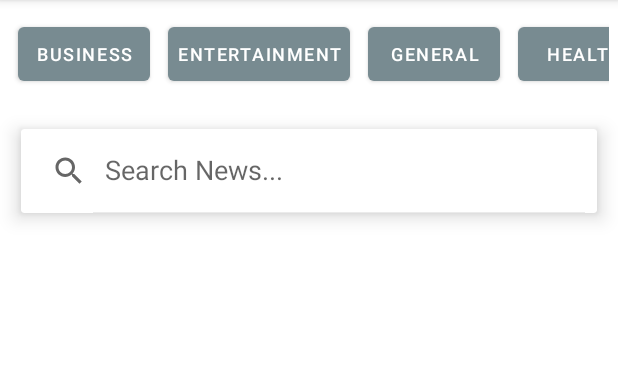
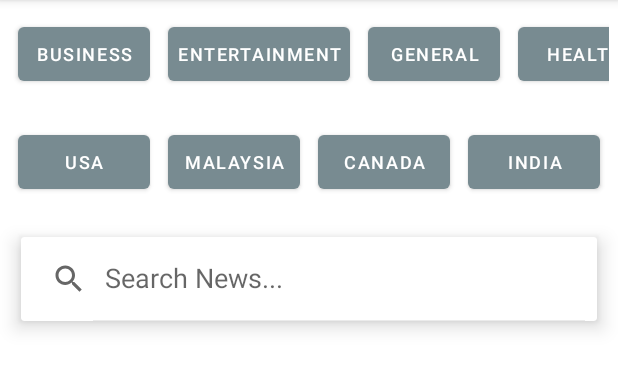
Before and after one commit to sandeeda/AndroidProjectNewsApp, an Android app: the screen it shows after launch (MainActivity), after a tap on "BUSINESS", on a phone screen of 412 x 824 dp, the part 84-475 px from its top. Run offline under Robolectric (Android 15) with nearby library versions, the light colour scheme and no system bars; 1 statement that could not run was skipped.

Commit message:
country filter added

```diff
--- a/app/src/main/java/org/n01472825/newsapplication/MainActivity.java
+++ b/app/src/main/java/org/n01472825/newsapplication/MainActivity.java
@@ -16,6 +16,8 @@ import android.widget.Toast;
 import org.n01472825.newsapplication.models.Article;
 import org.n01472825.newsapplication.models.NewsApiResponse;
 
+import java.util.ArrayList;
+import java.util.HashMap;
 import java.util.List;
 
 public class MainActivity extends AppCompatActivity implements SelectListener , View.OnClickListener{
@@ -26,6 +28,10 @@ public class MainActivity extends AppCompatActivity implements SelectListener ,
     SearchView searchView;
 
     Button b1,b2,b3,b4,b5,b6,b7;
+    Button bc1,bc2,bc3,bc4,bc5,bc6,bc7;
+
+    String category = "general";        String country = "us";
+
 
     @Override
     protected void onCreate(Bundle savedInstanceState) {
@@ -57,6 +63,27 @@ public class MainActivity extends AppCompatActivity implements SelectListener ,
         b7 = findViewById(R.id.btn_7);
         b7.setOnClickListener(this);
 
+        bc1 = findViewById(R.id.btn_c1);
+        bc1.setOnClickListener(this);
+
+        bc2 = findViewById(R.id.btn_c2);
+        bc2.setOnClickListener(this);
+
+        bc3 = findViewById(R.id.btn_c3);
+        bc3.setOnClickListener(this);
+
+        bc4 = findViewById(R.id.btn_c4);
+        bc4.setOnClickListener(this);
+
+        bc5 = findViewById(R.id.btn_c5);
+        bc5.setOnClickListener(this);
+
+        bc6 = findViewById(R.id.btn_c6);
+        bc6.setOnClickListener(this);
+
+        bc7 = findViewById(R.id.btn_c7);
+        bc7.setOnClickListener(this);
+
 
         searchView = findViewById(R.id.search_view);
         searchView.setOnQueryTextListener(new SearchView.OnQueryTextListener() {
@@ -65,7 +92,7 @@ public class MainActivity extends AppCompatActivity implements SelectListener ,
                 dialog.setTitle("Fetching news articles for " + query);
                 dialog.show();
                 RequestManager manager = new RequestManager(MainActivity.this);
-                manager.getNewsHeadLines(listener, "general", query);
+                manager.getNewsHeadLines(listener, "general", "us", query);
                 return true;
             }
 
@@ -74,14 +101,14 @@ public class MainActivity extends AppCompatActivity implements SelectListener ,
                 //return false;
 
                 RequestManager manager = new RequestManager(MainActivity.this);
-                manager.getNewsHeadLines(listener, "general", newText);
+                manager.getNewsHeadLines(listener, "general", "us", newText);
                 return true;
             }
         });
 
 
         RequestManager manager = new RequestManager(this);
-        manager.getNewsHeadLines(listener, "general", null);
+        manager.getNewsHeadLines(listener, "general", "us", null);
     }
 
     private final OnFetchDataListener<NewsApiResponse> listener = new OnFetchDataListener<NewsApiResponse>() {
@@ -117,11 +144,35 @@ public class MainActivity extends AppCompatActivity implements SelectListener ,
     @Override
     public void onClick(View view) {
         Button button = (Button) view;
-        String category = button.getText().toString();
-        dialog.setTitle("Fetching new articles of "+ category);
+        List<String> categories = new ArrayList<>();
+
+        categories.add("business");
+        categories.add("entertainment");
+        categories.add("general");
+        categories.add("health");
+        categories.add("science");
+        categories.add("sports");
+        categories.add("technology");
+        if(categories.contains(button.getText().toString())){
+            category = button.getText().toString();
+        }
+
+        HashMap<String, String>  countries = new HashMap<>();
+        countries.put("USA", "us");
+        countries.put("Malaysia", "my");
+        countries.put("Canada", "ca");
+        countries.put("India", "in");
+        countries.put("Germany", "de");
+        countries.put("Brazil", "br");
+        countries.put("Iran","ir");
+        if(countries.containsKey(button.getText().toString())){
+            country = countries.get(button.getText().toString());
+        }
+
+        dialog.setTitle("Fetching new articles of "+ category + " from "+country);
         dialog.show();
         RequestManager manager = new RequestManager(this);
-        manager.getNewsHeadLines(listener, category, null);
+        manager.getNewsHeadLines(listener, category, country, null);
 
     }
 }
--- a/app/src/main/java/org/n01472825/newsapplication/RequestManager.java
+++ b/app/src/main/java/org/n01472825/newsapplication/RequestManager.java
@@ -21,9 +21,9 @@ public class RequestManager {
             .addConverterFactory(GsonConverterFactory.create())
             .build();
 
-    public void getNewsHeadLines(OnFetchDataListener listener, String category, String query){
+    public void getNewsHeadLines(OnFetchDataListener listener, String category, String country,  String query){
         CallNewsApi callNewsApi = retrofit.create(CallNewsApi.class);
-        Call<NewsApiResponse> call = callNewsApi.callHeadlines("ca", category , query, context.getString(R.string.api_key));
+        Call<NewsApiResponse> call = callNewsApi.callHeadlines(country, category , query, context.getString(R.string.api_key));
 
         try{
             call.enqueue(new Callback<NewsApiResponse>() {
--- a/app/src/main/res/layout/activity_main.xml
+++ b/app/src/main/res/layout/activity_main.xml
@@ -87,6 +87,85 @@
             </Button>
         </LinearLayout>
     </HorizontalScrollView>
+    <HorizontalScrollView
+        android:layout_margin="6dp"
+        android:layout_width="match_parent"
+        android:layout_height="wrap_content">
+        <LinearLayout
+            android:layout_width="match_parent"
+            android:layout_height="wrap_content">
+            <Button
+                android:id="@+id/btn_c1"
+                android:text="USA"
+                android:textSize="12sp"
+                android:padding="6dp"
+                android:layout_margin="6dp"
+                android:layout_width="wrap_content"
+                android:layout_height="wrap_content">
+
+            </Button>
+            <Button
+                android:id="@+id/btn_c2"
+                android:text="Malaysia"
+                android:textSize="12sp"
+                android:padding="6dp"
+                android:layout_margin="6dp"
+                android:layout_width="wrap_content"
+                android:layout_height="wrap_content">
+
+            </Button>
+            <Button
+                android:id="@+id/btn_c3"
+                android:text="Canada"
+                android:textSize="12sp"
+                android:padding="6dp"
+                android:layout_margin="6dp"
+                android:layout_width="wrap_content"
+                android:layout_height="wrap_content">
+
+            </Button>
+            <Button
+                android:id="@+id/btn_c4"
+                android:text="India"
+                android:textSize="12sp"
+                android:padding="6dp"
+                android:layout_margin="6dp"
+                android:layout_width="wrap_content"
+                android:layout_height="wrap_content">
+
+            </Button>
+            <Button
+                android:id="@+id/btn_c5"
+                android:text="Germany"
+                android:textSize="12sp"
+                android:padding="6dp"
+                android:layout_margin="6dp"
+                android:layout_width="wrap_content"
+                android:layout_height="wrap_content">
+
+            </Button>
+            <Button
+                android:id="@+id/btn_c6"
+                android:text="Brazil"
+                android:textSize="12sp"
+                android:padding="6dp"
+                android:layout_margin="6dp"
+                android:layout_width="wrap_content"
+                android:layout_height="wrap_content">
+
+            </Button>
+            <Button
+                android:id="@+id/btn_c7"
+                android:text="Iran"
+                android:textSize="12sp"
+                android:padding="6dp"
+                android:layout_margin="6dp"
+                android:layout_width="wrap_content"
+                android:layout_height="wrap_content">
+
+            </Button>
+        </LinearLayout>
+    </HorizontalScrollView>
 
     <androidx.cardview.widget.CardView
         android:layout_margin="14dp"
```
